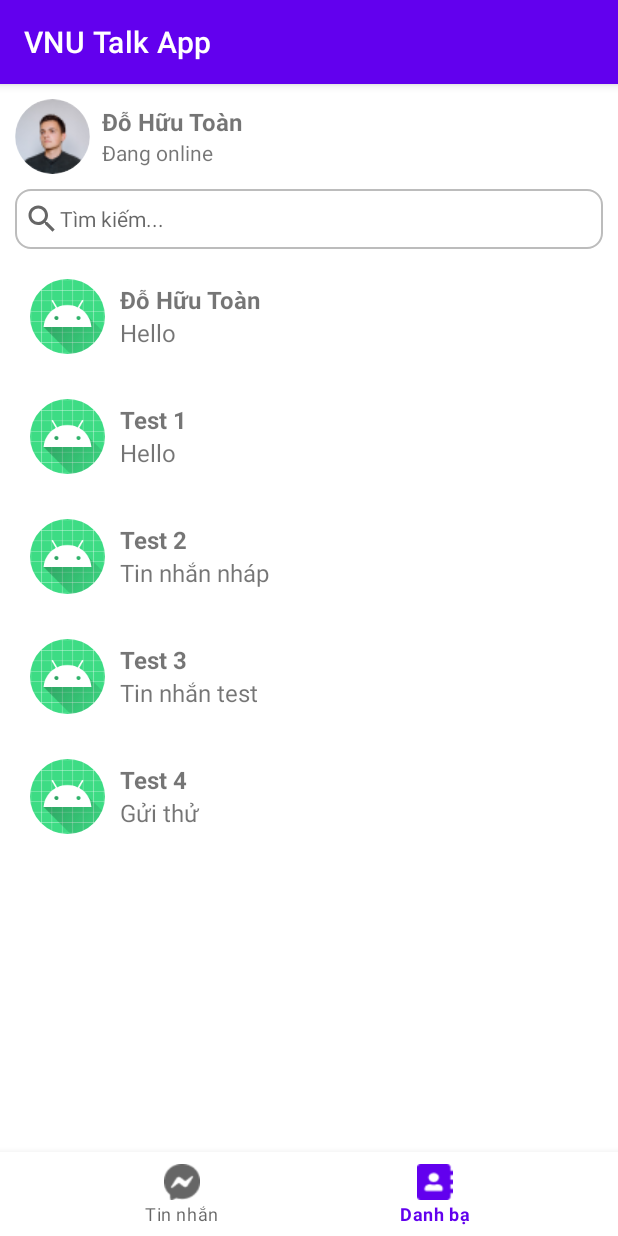
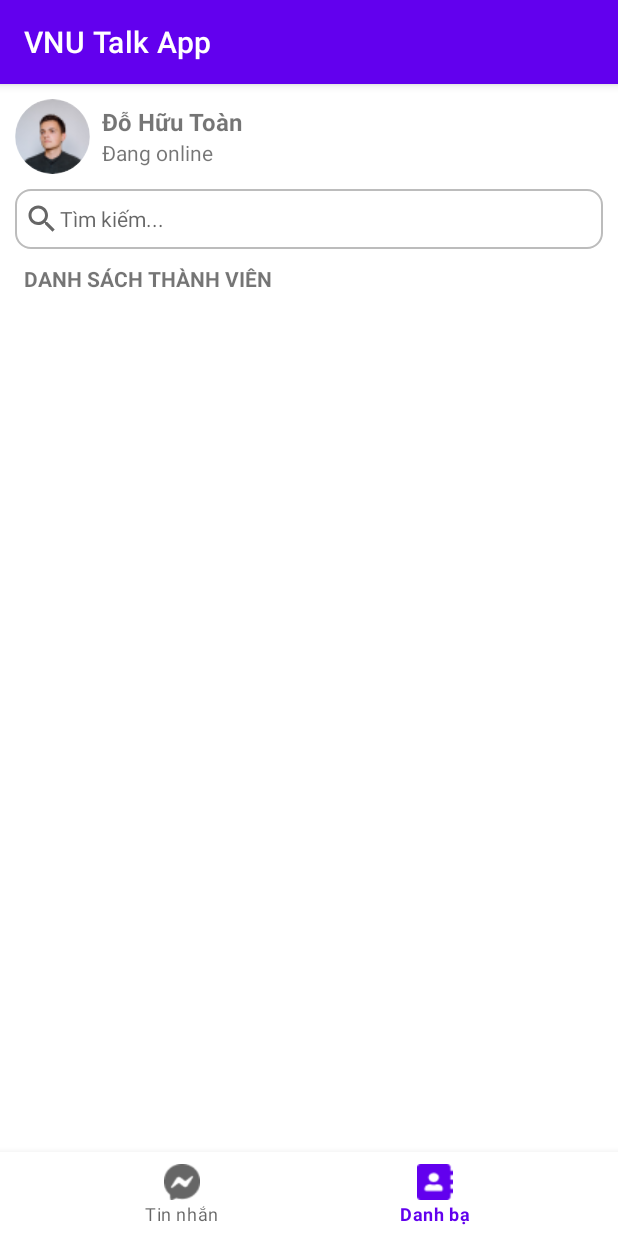
Before and after one commit to do-huu-toan/VNU-Talk, an Android app: the MainActivity screen opened directly, with no data from a screen before it, item 2 of the bottom bar chosen, on a phone screen of 412 x 824 dp. Run offline under Robolectric (Android 15) with nearby library versions, the phone set to English and light mode, and no system bars; our stand-ins replace CircleImageView.

Commit message:
Bottom Navigation

```diff
--- a/Mobile/VNUTalkApp/app/src/main/java/com/example/vnutalkapp/src/apdater/MessageApdater.java
+++ b/Mobile/VNUTalkApp/app/src/main/java/com/example/vnutalkapp/src/apdater/MessageApdater.java
@@ -14,6 +14,7 @@ import androidx.recyclerview.widget.RecyclerView;
 
 import com.example.vnutalkapp.R;
 import com.example.vnutalkapp.src.model.MessageItem;
+import com.example.vnutalkapp.src.view.fragment.MessageFragment;
 
 import java.util.List;
 
@@ -49,7 +50,6 @@ public class MessageApdater extends RecyclerView.Adapter<MessageApdater.MessageV
             @Override
             public void onClick(View v) {
                 Toast.makeText(mContext, message.getUser(), Toast.LENGTH_SHORT).show();
-
             }
         });
     }
--- a/Mobile/VNUTalkApp/app/src/main/java/com/example/vnutalkapp/src/view/MainActivity.java
+++ b/Mobile/VNUTalkApp/app/src/main/java/com/example/vnutalkapp/src/view/MainActivity.java
@@ -1,16 +1,26 @@
 package com.example.vnutalkapp.src.view;
 
+import androidx.annotation.NonNull;
 import androidx.appcompat.app.AppCompatActivity;
+import androidx.fragment.app.FragmentStatePagerAdapter;
 import androidx.recyclerview.widget.LinearLayoutManager;
 import androidx.recyclerview.widget.RecyclerView;
+import androidx.viewpager.widget.PagerAdapter;
+import androidx.viewpager.widget.ViewPager;
+import androidx.viewpager2.adapter.FragmentStateAdapter;
+import androidx.viewpager2.widget.ViewPager2;
 
-import android.content.Context;
 import android.os.Bundle;
 import android.util.Log;
+import android.view.MenuItem;
+import android.view.MotionEvent;
+import android.view.View;
 
 import com.example.vnutalkapp.R;
 import com.example.vnutalkapp.src.apdater.MessageApdater;
 import com.example.vnutalkapp.src.model.MessageItem;
+import com.google.android.material.bottomnavigation.BottomNavigationView;
+import com.google.android.material.navigation.NavigationBarView;
 
 import java.util.ArrayList;
 import java.util.List;
@@ -19,28 +29,38 @@ public class MainActivity extends AppCompatActivity {
 
     private RecyclerView rcvMessage;
     private MessageApdater msgApdater;
-
+    private ViewPager2 mViewPager;
     @Override
     protected void onCreate(Bundle savedInstanceState) {
         super.onCreate(savedInstanceState);
         setContentView(R.layout.activity_main);
+        // Bottom navigation:
+        BottomNavigationView navigationView = findViewById(R.id.bottom_nav);
+        navigationView.setOnItemSelectedListener(new NavigationBarView.OnItemSelectedListener() {
+            @Override
+            public boolean onNavigationItemSelected(@NonNull MenuItem item) {
+                return handleBottomNavSelected(item);
+            }
+        });
+        // View Pager:
+        mViewPager = findViewById(R.id.view_pager);
+        setUpViewPager();
 
-        rcvMessage = findViewById(R.id.rcv_listMessage);
-        msgApdater = new MessageApdater(this, getListData());
-        LinearLayoutManager linearLayoutManager = new LinearLayoutManager(this);
-        rcvMessage.setLayoutManager(linearLayoutManager);
-        rcvMessage.setAdapter(msgApdater);
-
-        Log.e("DHT", String.valueOf(getListData().size()));
     }
 
-    private List<MessageItem> getListData(){
-        List<MessageItem> list = new ArrayList<>();
-        list.add(new MessageItem("Đỗ Hữu Toàn", "Hello"));
-        list.add(new MessageItem("Test 1", "Hello"));
-        list.add(new MessageItem("Test 2", "Tin nhắn nháp"));
-        list.add(new MessageItem("Test 3", "Tin nhắn test"));
-        list.add(new MessageItem("Test 4", "Gửi thử"));
-        return  list;
+    private void setUpViewPager(){
+        ViewPagerAdapter viewPagerAdapter = new ViewPagerAdapter(getSupportFragmentManager(), getLifecycle());
+        mViewPager.setAdapter(viewPagerAdapter);
+    }
+    private boolean handleBottomNavSelected(MenuItem item){
+        switch (item.getItemId()){
+            case R.id.action_messenger:
+                mViewPager.setCurrentItem(0);
+                break;
+            case R.id.action_book:
+                mViewPager.setCurrentItem(1);
+                break;
+        }
+        return true;
     }
 }
--- /dev/null
+++ b/Mobile/VNUTalkApp/app/src/main/java/com/example/vnutalkapp/src/view/ViewPagerAdapter.java
@@ -0,0 +1,35 @@
+package com.example.vnutalkapp.src.view;
+
+import androidx.annotation.NonNull;
+import androidx.fragment.app.Fragment;
+import androidx.fragment.app.FragmentActivity;
+import androidx.fragment.app.FragmentManager;
+import androidx.lifecycle.Lifecycle;
+import androidx.viewpager2.adapter.FragmentStateAdapter;
+
+import com.example.vnutalkapp.src.view.fragment.MessageFragment;
+import com.example.vnutalkapp.src.view.fragment.PhoneBookFragment;
+
+public class ViewPagerAdapter extends FragmentStateAdapter {
+    public ViewPagerAdapter(@NonNull FragmentManager fragmentManager, @NonNull Lifecycle lifecycle) {
+        super(fragmentManager, lifecycle);
+    }
+
+    @NonNull
+    @Override
+    public Fragment createFragment(int position) {
+        switch (position){
+            case 0:
+                return new MessageFragment();
+            case 1:
+                return new PhoneBookFragment();
+            default:
+                return new MessageFragment();
+        }
+    }
+
+    @Override
+    public int getItemCount() {
+        return 2;
+    }
+}
--- /dev/null
+++ b/Mobile/VNUTalkApp/app/src/main/java/com/example/vnutalkapp/src/view/fragment/MessageFragment.java
@@ -0,0 +1,54 @@
+package com.example.vnutalkapp.src.view.fragment;
+
+import android.os.Bundle;
+import android.view.LayoutInflater;
+import android.view.View;
+import android.view.ViewGroup;
+
+import androidx.annotation.NonNull;
+import androidx.annotation.Nullable;
+import androidx.fragment.app.Fragment;
+import androidx.recyclerview.widget.LinearLayoutManager;
+import androidx.recyclerview.widget.RecyclerView;
+
+import com.example.vnutalkapp.R;
+import com.example.vnutalkapp.src.apdater.MessageApdater;
+import com.example.vnutalkapp.src.model.MessageItem;
+
+import java.util.ArrayList;
+import java.util.List;
+
+
+public class MessageFragment extends Fragment {
+    private RecyclerView rcvMessage;
+    private MessageApdater msgApdater;
+    @Nullable
+    @Override
+    public View onCreateView(@NonNull LayoutInflater inflater, @Nullable ViewGroup container, @Nullable Bundle savedInstanceState) {
+        View view = inflater.inflate(R.layout.fragment_message, container, false);
+
+        // RecycleView
+        rcvMessage = view.findViewById(R.id.rcv_listMessage);
+        msgApdater = new MessageApdater(inflater.getContext(), getListData());
+        LinearLayoutManager linearLayoutManager = new LinearLayoutManager(inflater.getContext());
+        rcvMessage.setLayoutManager(linearLayoutManager);
+        rcvMessage.setAdapter(msgApdater);
+
+        return view;
+    }
+
+    private List<MessageItem> getListData(){
+        List<MessageItem> list = new ArrayList<>();
+        list.add(new MessageItem("Đỗ Hữu Toàn", "Hello"));
+        list.add(new MessageItem("Test 1", "Hello"));
+        list.add(new MessageItem("Test 2", "Tin nhắn nháp"));
+        list.add(new MessageItem("Test 3", "Tin nhắn test"));
+        list.add(new MessageItem("Test 4", "Gửi thử"));
+        list.add(new MessageItem("Test 4", "Gửi thử"));
+        list.add(new MessageItem("Test 4", "Gửi thử"));
+        list.add(new MessageItem("Test 4", "Gửi thử"));
+        list.add(new MessageItem("Test 4", "Gửi thử"));
+        list.add(new MessageItem("Test 4", "Gửi thử"));
+        return  list;
+    }
+}
--- /dev/null
+++ b/Mobile/VNUTalkApp/app/src/main/java/com/example/vnutalkapp/src/view/fragment/PhoneBookFragment.java
@@ -0,0 +1,21 @@
+package com.example.vnutalkapp.src.view.fragment;
+
+import android.os.Bundle;
+import android.view.LayoutInflater;
+import android.view.View;
+import android.view.ViewGroup;
+
+import androidx.annotation.NonNull;
+import androidx.annotation.Nullable;
+import androidx.fragment.app.Fragment;
+
+import com.example.vnutalkapp.R;
+
+public class PhoneBookFragment extends Fragment {
+    @Nullable
+    @Override
+    public View onCreateView(@NonNull LayoutInflater inflater, @Nullable ViewGroup container, @Nullable Bundle savedInstanceState) {
+        View view = inflater.inflate(R.layout.fragment_phone_book, container, false);
+        return view;
+    }
+}
--- a/Mobile/VNUTalkApp/app/src/main/res/layout/activity_main.xml
+++ b/Mobile/VNUTalkApp/app/src/main/res/layout/activity_main.xml
@@ -8,6 +8,7 @@
     tools:context=".src.view.MainActivity">
 
     <LinearLayout
+        android:layout_above="@+id/bottom_nav"
         android:padding="10dp"
         android:orientation="vertical"
         android:layout_width="match_parent"
@@ -52,17 +53,18 @@
             android:layout_width="match_parent"
             android:layout_height="wrap_content"/>
 
-        <androidx.recyclerview.widget.RecyclerView
-            android:id="@+id/rcv_listMessage"
+        <androidx.viewpager2.widget.ViewPager2
+            android:paddingLeft="6dp"
+            android:paddingRight="6dp"
+            android:id="@+id/view_pager"
             android:layout_width="match_parent"
             android:layout_height="match_parent" />
-
     </LinearLayout>
 
     <com.google.android.material.bottomnavigation.BottomNavigationView
         android:id="@+id/bottom_nav"
-        android:layout_alignParentBottom="true"
         android:layout_width="match_parent"
         android:layout_height="wrap_content"
-        app:menu="@menu/menu_bottom_nav"/>
+        android:layout_alignParentBottom="true"
+        app:menu="@menu/menu_bottom_nav" />
 </RelativeLayout>
--- /dev/null
+++ b/Mobile/VNUTalkApp/app/src/main/res/layout/fragment_message.xml
@@ -0,0 +1,11 @@
+<?xml version="1.0" encoding="utf-8"?>
+<RelativeLayout xmlns:android="http://schemas.android.com/apk/res/android"
+    android:layout_width="match_parent"
+    android:layout_height="match_parent">
+
+    <androidx.recyclerview.widget.RecyclerView
+        android:id="@+id/rcv_listMessage"
+        android:layout_width="match_parent"
+        android:layout_height="match_parent" />
+
+</RelativeLayout>
--- /dev/null
+++ b/Mobile/VNUTalkApp/app/src/main/res/layout/fragment_phone_book.xml
@@ -0,0 +1,15 @@
+<?xml version="1.0" encoding="utf-8"?>
+<LinearLayout xmlns:android="http://schemas.android.com/apk/res/android"
+    android:paddingTop="10dp"
+    android:layout_width="match_parent"
+    android:layout_height="match_parent">
+
+    <TextView
+        android:id="@+id/textView"
+        android:layout_width="wrap_content"
+        android:layout_height="wrap_content"
+        android:layout_weight="1"
+        android:textStyle="bold"
+        android:textSize="14dp"
+        android:text="DANH SÁCH THÀNH VIÊN" />
+</LinearLayout>
```
